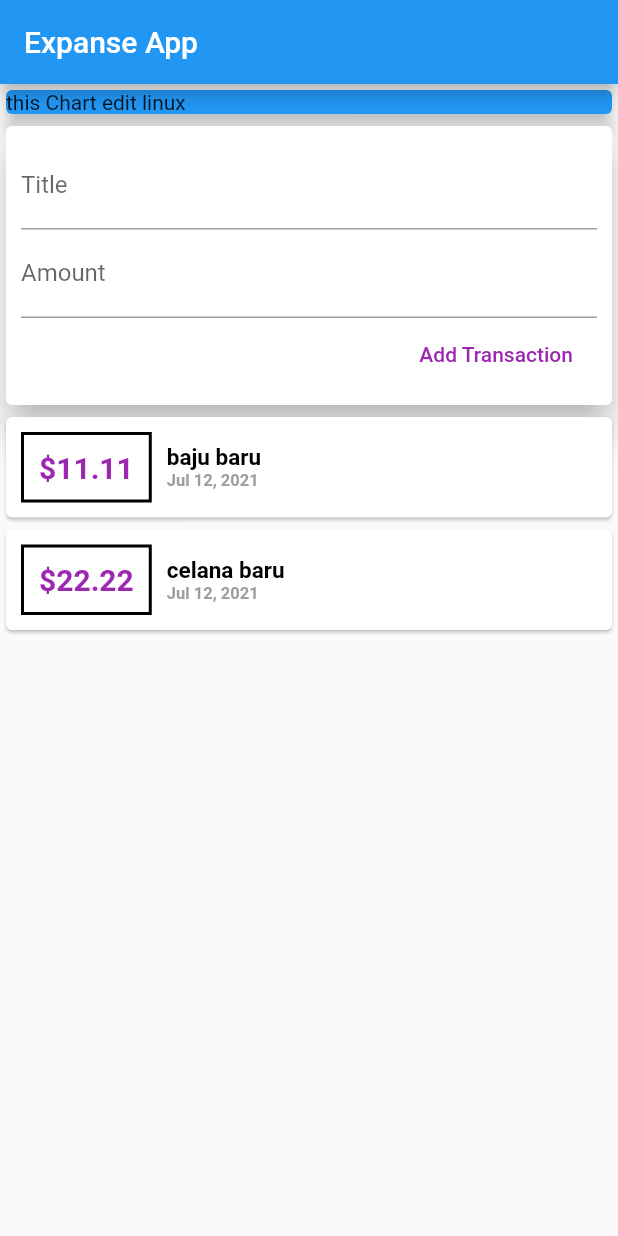
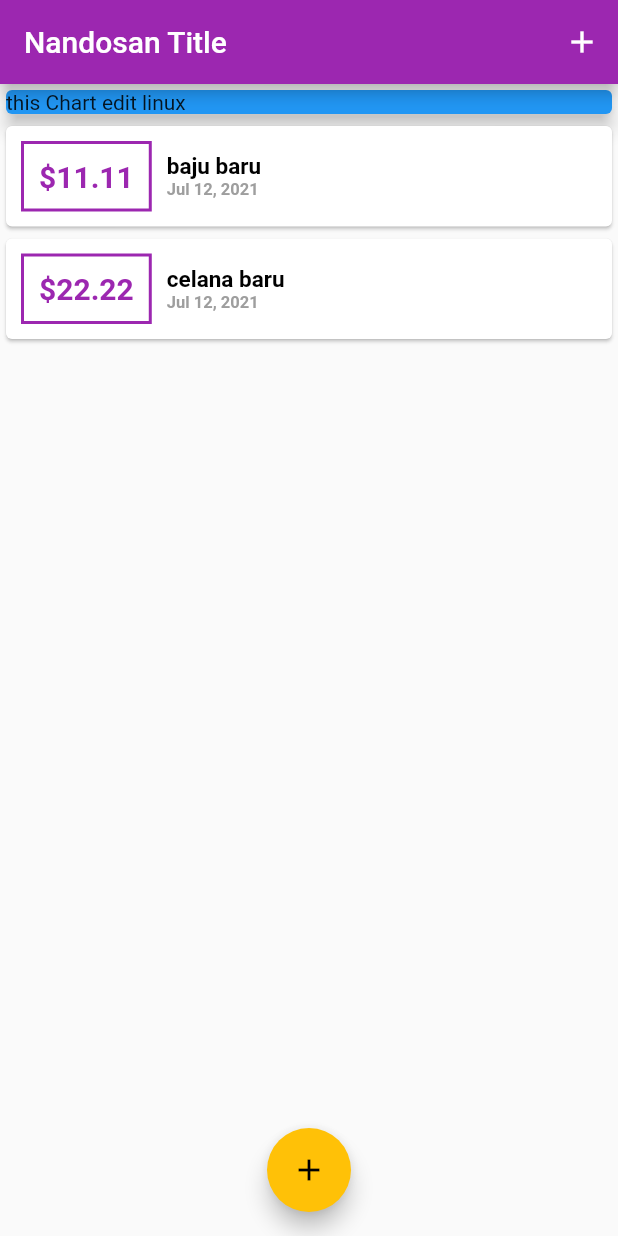
Before and after one commit to DamnAndo/FlutterProjectExpanse, a Flutter app: the screen it shows after launch, on a phone screen of 412 x 824 dp. Run offline on Flutter 3.47's test engine with Material 2 defaults, Android fonts, the phone set to English and light mode, and no system bars.

Commit message:
Add Theme in main.dart

```diff
--- a/first_app/lib/main.dart
+++ b/first_app/lib/main.dart
@@ -1,5 +1,8 @@
+import 'package:first_app/widgets/new_transaction.dart';
 import 'package:flutter/material.dart';
-import './widgets/user_transaction.dart';
+import './widgets/new_transaction.dart';
+import './widgets/transaction_list.dart';
+import './models/transaction.dart';
 
 void main() => runApp(MyApp());
 
@@ -9,21 +12,96 @@ class MyApp extends StatelessWidget {
   Widget build(BuildContext context) {
     return MaterialApp(
       title: 'Flutter Demo',
-      home: MyHomePage(title: 'Expanse App'),
+      theme: ThemeData(
+        primarySwatch: Colors.purple,
+        accentColor: Colors.amber
+      ),
+      home: MyHomePage(),
     );
   }
 }
 
-class MyHomePage extends StatelessWidget {
-  final String title;
+class MyHomePage extends StatefulWidget {
 
-  MyHomePage({this.title});
+  @override
+  _MyHomePageState createState() => _MyHomePageState();
+}
+
+class _MyHomePageState extends State<MyHomePage> {
+
+  final List<Transaction> _userTransactions = [
+    Transaction(
+        id: 't1', title: "baju baru", amount: 11.11, date: DateTime.now()),
+    Transaction(
+        id: 't2', title: "celana baru", amount: 22.22, date: DateTime.now()),
+  ];
+
+  void _addNewTransaction(String txTitle, double txAmount) {
+    final newTx = Transaction(
+        title: txTitle,
+        amount: txAmount,
+        date: DateTime.now(),
+        id: DateTime.now().toString());
+
+    setState(() {
+      _userTransactions.add(newTx);
+    });
+
+  }
+
+  final titleController = TextEditingController();
+  final amountController = TextEditingController();
+
+  void submitData(){
+
+    final enterTitle = titleController.text;
+    final enterAmount = double.parse(amountController.text);
+
+    if( enterTitle.isEmpty || enterAmount <= 0){
+      return ;
+    }else {
+      _addNewTransaction(
+        titleController.text,
+        double.parse(amountController.text)
+      );
+      titleController.clear();
+      amountController.clear();
+    }
+  }
+
+  void closeKeyboard(BuildContext bctx){
+    // FocusScope.of(context).unfocus();
+    Navigator.pop(bctx);
+    submitData();
+  }
+
+  void _startAddNewTransaction(BuildContext context){
+    showModalBottomSheet<void>(
+        isScrollControlled: false,
+        context: context,
+        builder: (BuildContext bctx) {
+          return GestureDetector(
+            onTap: (){
+
+            },
+            child : NewTransaction(_addNewTransaction),
+            behavior: HitTestBehavior.opaque,
+          );
+        },
+    );
+  }
 
   @override
   Widget build(BuildContext context) {
     return Scaffold(
       appBar: AppBar(
-        title: Text(this.title),
+        title: Text("Nandosan Title"),
+        actions: <Widget>[
+          IconButton(
+            icon: Icon(Icons.add),
+            onPressed: () => _startAddNewTransaction(context)
+          )
+        ],
       ),
       body: SingleChildScrollView(
         child: Column(
@@ -38,9 +116,14 @@ class MyHomePage extends StatelessWidget {
                 elevation: 5,
               ),
             ),
-            UserTransactions(),
+            TransactionList(_userTransactions),
           ],
         ),
+      ),
+      floatingActionButtonLocation: FloatingActionButtonLocation.centerFloat,
+      floatingActionButton: FloatingActionButton(
+        child : Icon(Icons.add),
+        onPressed: () => _startAddNewTransaction(context)
       ),
     );
   }
--- a/first_app/lib/widgets/transaction_list.dart
+++ b/first_app/lib/widgets/transaction_list.dart
@@ -19,14 +19,18 @@ class TransactionList extends StatelessWidget {
                 Container(
                     margin: EdgeInsets.symmetric(vertical: 10, horizontal: 10),
                     decoration: BoxDecoration(
-                        border: Border.all(color: Colors.black, width: 2)),
+                        border: Border.all(
+                          color: Theme.of(context).primaryColor,
+                          width: 2)
+                        ),
                     padding: EdgeInsets.all(10),
                     child: Text(
                       '\$${transactions[index].amount.toStringAsFixed(2)}',
                       style: TextStyle(
                           fontWeight: FontWeight.bold,
                           fontSize: 20,
-                          color: Colors.purple),
+                          color: Theme.of(context).primaryColor
+                        ),
                     )),
                 Column(
                   crossAxisAlignment: CrossAxisAlignment.start,
```
Also changed, not shown: first_app/lib/widgets/new_transaction.dart (+15 -4 lines).
